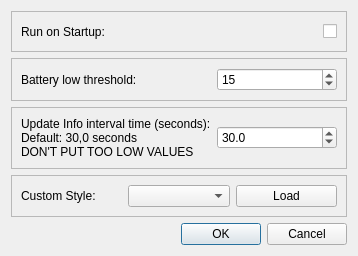
Qt form src/UI/settingswindow.ui (LeoKlaus/HeadsetControl-GUI) before a commit.
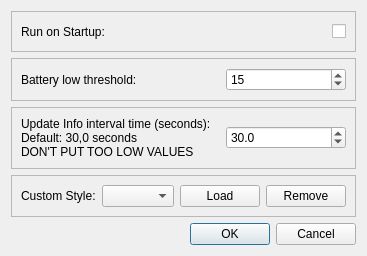
The same form after that commit.

Commit message: Added remove style button, refactored some code

```diff
--- a/src/UI/settingswindow.ui
+++ b/src/UI/settingswindow.ui
@@ -178,6 +178,12 @@
       </item>
       <item>
        <widget class="QComboBox" name="selectstyleComboBox">
+        <property name="sizePolicy">
+         <sizepolicy hsizetype="Expanding" vsizetype="Fixed">
+          <horstretch>0</horstretch>
+          <verstretch>0</verstretch>
+         </sizepolicy>
+        </property>
         <property name="maxVisibleItems">
          <number>99</number>
         </property>
@@ -190,6 +196,13 @@
         </property>
        </widget>
       </item>
+      <item>
+       <widget class="QPushButton" name="removestylePushButton">
+        <property name="text">
+         <string>Remove</string>
+        </property>
+       </widget>
+      </item>
      </layout>
     </widget>
    </item>
```
The commit also changes 15 other files.
